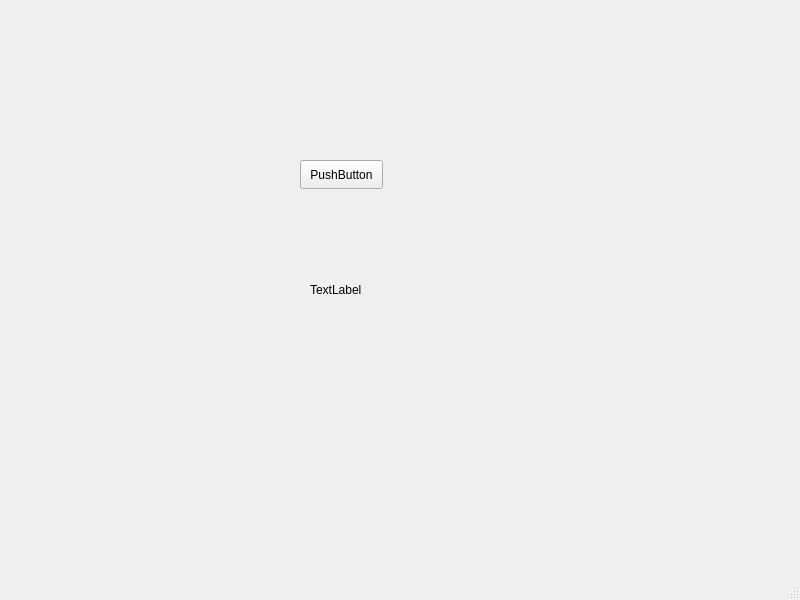
The window that mainwindow.ui (BuBaKaNg/quan_li_sinh_vien) describes before a commit, drawn with Qt 5.
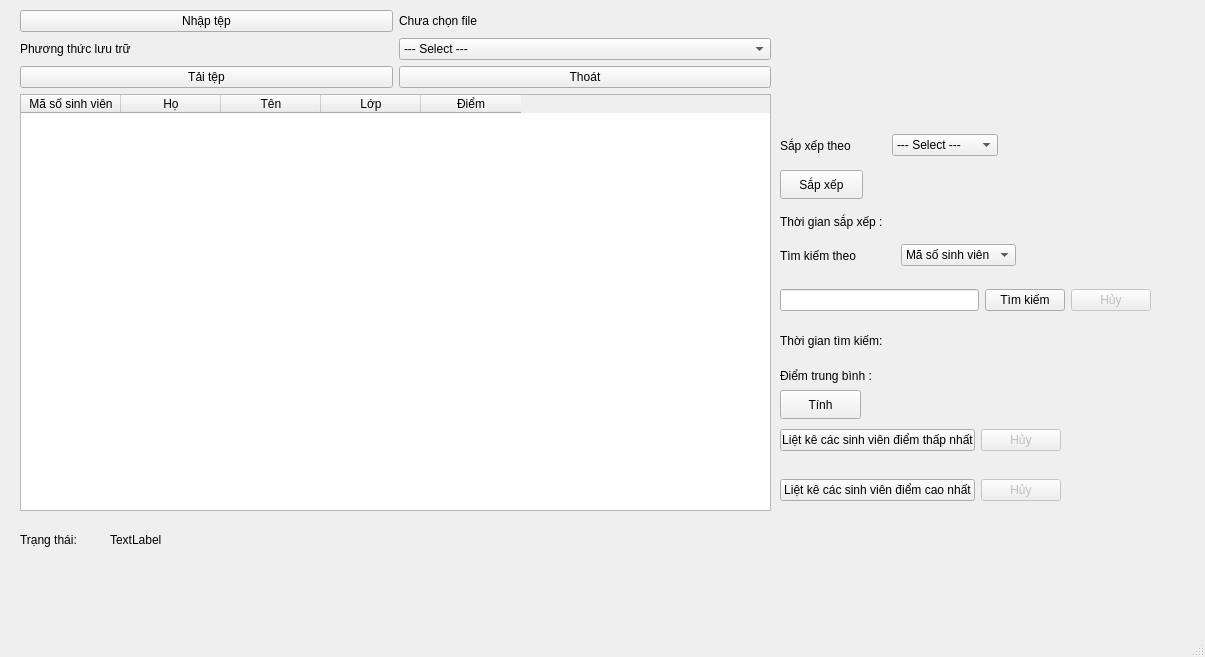
The same window after the commit.

Patch:
```diff
--- a/mainwindow.ui
+++ b/mainwindow.ui
@@ -6,32 +6,392 @@
    <rect>
     <x>0</x>
     <y>0</y>
-    <width>800</width>
-    <height>600</height>
+    <width>1205</width>
+    <height>657</height>
    </rect>
   </property>
   <property name="windowTitle">
    <string>MainWindow</string>
   </property>
   <widget class="QWidget" name="centralwidget">
-   <widget class="QPushButton" name="pushButton">
+   <widget class="QWidget" name="verticalLayoutWidget">
     <property name="geometry">
      <rect>
-      <x>300</x>
-      <y>160</y>
+      <x>20</x>
+      <y>10</y>
+      <width>751</width>
+      <height>501</height>
+     </rect>
+    </property>
+    <layout class="QVBoxLayout" name="mainLayout">
+     <item>
+      <layout class="QHBoxLayout" name="importLaylout">
+       <item>
+        <widget class="QPushButton" name="importBtn">
+         <property name="text">
+          <string>Nhập tệp</string>
+         </property>
+        </widget>
+       </item>
+       <item>
+        <widget class="QLabel" name="labelFilePath">
+         <property name="text">
+          <string>Chưa chọn file</string>
+         </property>
+        </widget>
+       </item>
+      </layout>
+     </item>
+     <item>
+      <layout class="QHBoxLayout" name="methodLayout">
+       <item>
+        <widget class="QLabel" name="labelMethod">
+         <property name="text">
+          <string>Phương thức lưu trữ</string>
+         </property>
+        </widget>
+       </item>
+       <item>
+        <widget class="QComboBox" name="methodBox">
+         <item>
+          <property name="text">
+           <string>--- Select ---</string>
+          </property>
+         </item>
+         <item>
+          <property name="text">
+           <string>Mảng</string>
+          </property>
+         </item>
+         <item>
+          <property name="text">
+           <string>Danh sách liên kết đơn</string>
+          </property>
+         </item>
+         <item>
+          <property name="text">
+           <string>Danh sách liên kết kép</string>
+          </property>
+         </item>
+         <item>
+          <property name="text">
+           <string>Danh sách liên kết vòng</string>
+          </property>
+         </item>
+        </widget>
+       </item>
+      </layout>
+     </item>
+     <item>
+      <layout class="QHBoxLayout" name="actionLayout">
+       <item>
+        <widget class="QPushButton" name="downloadBtn">
+         <property name="text">
+          <string>Tải tệp</string>
+         </property>
+        </widget>
+       </item>
+       <item>
+        <widget class="QPushButton" name="exitBtn">
+         <property name="text">
+          <string>Thoát</string>
+         </property>
+        </widget>
+       </item>
+      </layout>
+     </item>
+     <item>
+      <widget class="QTableWidget" name="tableWidget">
+       <property name="minimumSize">
+        <size>
+         <width>749</width>
+         <height>0</height>
+        </size>
+       </property>
+       <column>
+        <property name="text">
+         <string>Mã số sinh viên</string>
+        </property>
+       </column>
+       <column>
+        <property name="text">
+         <string>Họ</string>
+        </property>
+       </column>
+       <column>
+        <property name="text">
+         <string>Tên</string>
+        </property>
+       </column>
+       <column>
+        <property name="text">
+         <string>Lớp</string>
+        </property>
+       </column>
+       <column>
+        <property name="text">
+         <string>Điểm</string>
+        </property>
+       </column>
+      </widget>
+     </item>
+    </layout>
+   </widget>
+   <widget class="QPushButton" name="sortBtn">
+    <property name="geometry">
+     <rect>
+      <x>780</x>
+      <y>170</y>
       <width>83</width>
       <height>29</height>
      </rect>
     </property>
     <property name="text">
-     <string>PushButton</string>
+     <string>Sắp xếp</string>
     </property>
    </widget>
-   <widget class="QLabel" name="label">
+   <widget class="QWidget" name="horizontalLayoutWidget_4">
     <property name="geometry">
      <rect>
-      <x>310</x>
+      <x>780</x>
+      <y>211</y>
+      <width>196</width>
+      <height>22</height>
+     </rect>
+    </property>
+    <layout class="QHBoxLayout" name="horizontalLayout">
+     <item>
+      <widget class="QLabel" name="label_2">
+       <property name="text">
+        <string>Thời gian sắp xếp :</string>
+       </property>
+      </widget>
+     </item>
+     <item>
+      <widget class="QLabel" name="timeSortView">
+       <property name="text">
+        <string/>
+       </property>
+      </widget>
+     </item>
+    </layout>
+   </widget>
+   <widget class="QWidget" name="horizontalLayoutWidget_5">
+    <property name="geometry">
+     <rect>
+      <x>780</x>
+      <y>330</y>
+      <width>199</width>
+      <height>22</height>
+     </rect>
+    </property>
+    <layout class="QHBoxLayout" name="horizontalLayout_2">
+     <item>
+      <widget class="QLabel" name="timeSearch">
+       <property name="text">
+        <string>Thời gian tìm kiếm:</string>
+       </property>
+      </widget>
+     </item>
+     <item>
+      <widget class="QLabel" name="timeSearchView">
+       <property name="text">
+        <string/>
+       </property>
+      </widget>
+     </item>
+    </layout>
+   </widget>
+   <widget class="QWidget" name="horizontalLayoutWidget_7">
+    <property name="geometry">
+     <rect>
+      <x>780</x>
       <y>280</y>
+      <width>371</width>
+      <height>41</height>
+     </rect>
+    </property>
+    <layout class="QHBoxLayout" name="horizontalLayout_4">
+     <item>
+      <widget class="QLineEdit" name="lineEdit"/>
+     </item>
+     <item>
+      <widget class="QPushButton" name="searchBtn">
+       <property name="text">
+        <string>Tìm kiếm</string>
+       </property>
+      </widget>
+     </item>
+     <item>
+      <widget class="QPushButton" name="pushButton_3">
+       <property name="enabled">
+        <bool>false</bool>
+       </property>
+       <property name="text">
+        <string>Hủy</string>
+       </property>
+      </widget>
+     </item>
+    </layout>
+   </widget>
+   <widget class="QPushButton" name="caculateBtn">
+    <property name="geometry">
+     <rect>
+      <x>780</x>
+      <y>390</y>
+      <width>81</width>
+      <height>29</height>
+     </rect>
+    </property>
+    <property name="text">
+     <string>Tính</string>
+    </property>
+   </widget>
+   <widget class="QWidget" name="horizontalLayoutWidget_6">
+    <property name="geometry">
+     <rect>
+      <x>780</x>
+      <y>360</y>
+      <width>189</width>
+      <height>31</height>
+     </rect>
+    </property>
+    <layout class="QHBoxLayout" name="horizontalLayout_3">
+     <item>
+      <widget class="QLabel" name="lableAverage">
+       <property name="text">
+        <string>Điểm trung bình :</string>
+       </property>
+      </widget>
+     </item>
+     <item>
+      <widget class="QLabel" name="lableAverageView">
+       <property name="text">
+        <string/>
+       </property>
+      </widget>
+     </item>
+    </layout>
+   </widget>
+   <widget class="QWidget" name="horizontalLayoutWidget_8">
+    <property name="geometry">
+     <rect>
+      <x>780</x>
+      <y>130</y>
+      <width>218</width>
+      <height>31</height>
+     </rect>
+    </property>
+    <layout class="QHBoxLayout" name="horizontalLayout_5">
+     <item>
+      <widget class="QLabel" name="labelSort">
+       <property name="text">
+        <string>Sắp xếp theo</string>
+       </property>
+      </widget>
+     </item>
+     <item>
+      <widget class="QComboBox" name="comboBoxSort">
+       <item>
+        <property name="text">
+         <string>--- Select ---</string>
+        </property>
+       </item>
+       <item>
+        <property name="text">
+         <string>Bubble sort</string>
+        </property>
+       </item>
+       <item>
+        <property name="text">
+         <string>Insertion sort</string>
+        </property>
+       </item>
+       <item>
+        <property name="text">
+         <string>Selection sort</string>
+        </property>
+       </item>
+       <item>
+        <property name="text">
+         <string>Quick sort</string>
+        </property>
+       </item>
+       <item>
+        <property name="text">
+         <string>Merge sort</string>
+        </property>
+       </item>
+      </widget>
+     </item>
+    </layout>
+   </widget>
+   <widget class="QWidget" name="horizontalLayoutWidget_9">
+    <property name="geometry">
+     <rect>
+      <x>780</x>
+      <y>240</y>
+      <width>236</width>
+      <height>31</height>
+     </rect>
+    </property>
+    <layout class="QHBoxLayout" name="horizontalLayout_6">
+     <item>
+      <widget class="QLabel" name="lableSearch">
+       <property name="text">
+        <string>Tìm kiếm theo</string>
+       </property>
+      </widget>
+     </item>
+     <item>
+      <widget class="QComboBox" name="comboBoxSearch">
+       <item>
+        <property name="text">
+         <string>Mã số sinh viên</string>
+        </property>
+       </item>
+       <item>
+        <property name="text">
+         <string>Tên</string>
+        </property>
+       </item>
+       <item>
+        <property name="text">
+         <string>Họ</string>
+        </property>
+       </item>
+       <item>
+        <property name="text">
+         <string>Lớp</string>
+        </property>
+       </item>
+       <item>
+        <property name="text">
+         <string>Điểm</string>
+        </property>
+       </item>
+      </widget>
+     </item>
+    </layout>
+   </widget>
+   <widget class="QLabel" name="lableStatus">
+    <property name="geometry">
+     <rect>
+      <x>20</x>
+      <y>530</y>
+      <width>81</width>
+      <height>20</height>
+     </rect>
+    </property>
+    <property name="text">
+     <string>Trạng thái:</string>
+    </property>
+   </widget>
+   <widget class="QLabel" name="lableStatusView">
+    <property name="geometry">
+     <rect>
+      <x>110</x>
+      <y>530</y>
       <width>63</width>
       <height>20</height>
      </rect>
@@ -40,6 +400,64 @@
      <string>TextLabel</string>
     </property>
    </widget>
+   <widget class="QWidget" name="horizontalLayoutWidget_10">
+    <property name="geometry">
+     <rect>
+      <x>780</x>
+      <y>420</y>
+      <width>281</width>
+      <height>41</height>
+     </rect>
+    </property>
+    <layout class="QHBoxLayout" name="horizontalLayout_7">
+     <item>
+      <widget class="QPushButton" name="listMinBtn">
+       <property name="text">
+        <string>Liệt kê các sinh viên điểm thấp nhất</string>
+       </property>
+      </widget>
+     </item>
+     <item>
+      <widget class="QPushButton" name="pushButton">
+       <property name="enabled">
+        <bool>false</bool>
+       </property>
+       <property name="text">
+        <string>Hủy</string>
+       </property>
+      </widget>
+     </item>
+    </layout>
+   </widget>
+   <widget class="QWidget" name="horizontalLayoutWidget_11">
+    <property name="geometry">
+     <rect>
+      <x>780</x>
+      <y>470</y>
+      <width>281</width>
+      <height>41</height>
+     </rect>
+    </property>
+    <layout class="QHBoxLayout" name="horizontalLayout_8">
+     <item>
+      <widget class="QPushButton" name="listMaxBtn">
+       <property name="text">
+        <string>Liệt kê các sinh viên điểm cao nhất</string>
+       </property>
+      </widget>
+     </item>
+     <item>
+      <widget class="QPushButton" name="pushButton_2">
+       <property name="enabled">
+        <bool>false</bool>
+       </property>
+       <property name="text">
+        <string>Hủy</string>
+       </property>
+      </widget>
+     </item>
+    </layout>
+   </widget>
   </widget>
   <widget class="QMenuBar" name="menubar">
    <property name="geometry">
```
Left out of the diff: 7 changed lines with no effect on the pictures.
